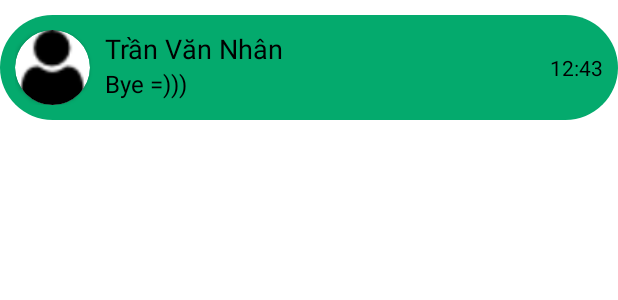
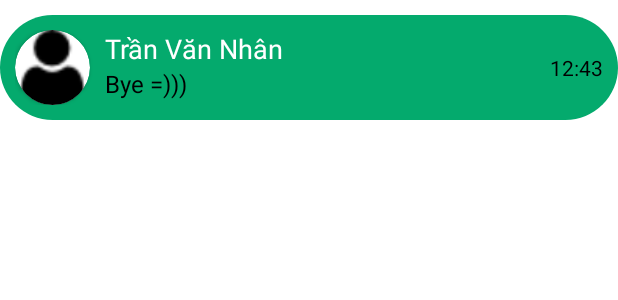
Before and after one commit to TinVo13/AppChatCongNgheMoi, an Android app: the layout item_friend_message.xml on its own in the app's theme, with its tools: preview values and no code run, on a phone screen of 412 x 824 dp. Shown: the top 300 px of the screen. Run offline under Robolectric (Android 15) with nearby library versions, the phone set to English and light mode, and no system bars.

Commit message:
sửa lỗi

```diff
--- a/app/src/main/res/layout/item_friend_message.xml
+++ b/app/src/main/res/layout/item_friend_message.xml
@@ -30,7 +30,7 @@
         android:layout_height="wrap_content"
         android:text="Trần Văn Nhân"
         android:textSize="18dp"
-        android:textColor="@color/text_color"
+        android:textColor="@color/white"
         app:layout_constraintTop_toTopOf="parent"
         app:layout_constraintLeft_toRightOf="@+id/card_avatar_friend"
         android:layout_marginLeft="10dp"
--- a/app/src/main/res/values-night/colors.xml
+++ b/app/src/main/res/values-night/colors.xml
@@ -7,14 +7,14 @@
     <color name="teal_700">#FF018786</color>
     <color name="black">#FF000000</color>
     <color name="white">#FFFFFFFF</color>
-    <color name="primary">#07DB89</color>
+    <color name="primary">#04AA6D</color>
     <color name="pink">#ffe8ed</color>
 
     <!--    design dark mode: night-->
     <color name="text_color">#eaeaea</color>
     <color name="text_color_btn">#eaeaea</color>
     <color name="text_color_hint">#B0B3B8</color>
-    <color name="primary_text_color">#29CE75</color>
+    <color name="primary_text_color">#04AA6D</color>
     <color name="subText_color">#B0B3B8</color>
     <color name="background_color">#323639</color>
     <color name="background_color_popup">#303135</color>
```
